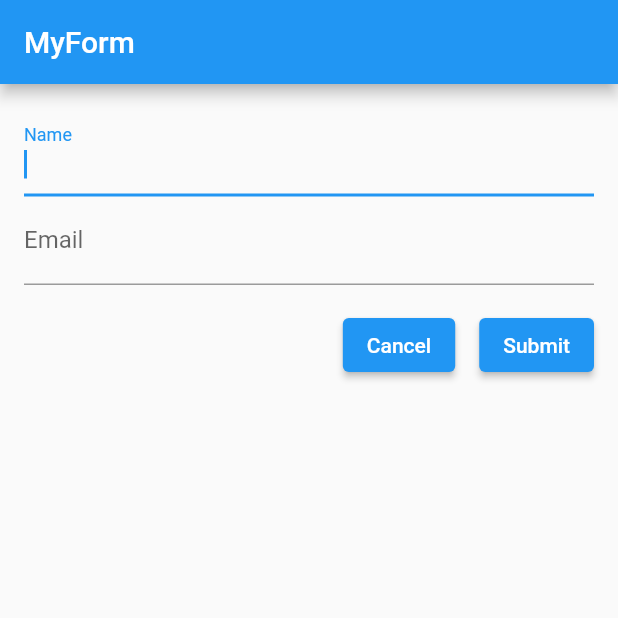
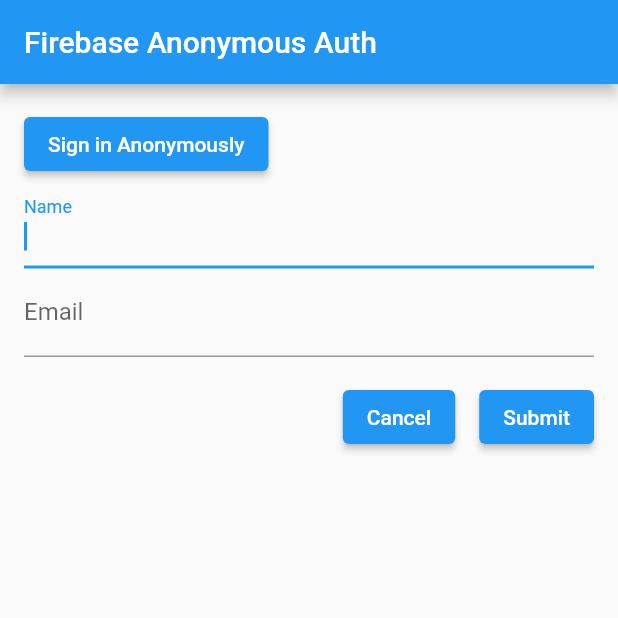
Before and after one commit to carljdp/flutter_xplat_forms, a Flutter app: the screen it shows after launch, on a phone screen of 412 x 824 dp, the top half of it. Run offline on Flutter 3.47's test engine with Material 2 defaults, Android fonts, the phone set to English and light mode, and no system bars; our stand-ins replace firebase_auth, firebase_core; accounts and stored records are empty.

Commit message:
experimental firebase anonymous auth

```diff
--- a/lib/main.dart
+++ b/lib/main.dart
@@ -1,7 +1,17 @@
 import 'package:flutter/material.dart';
 import 'package:flutter/services.dart';
+import 'package:firebase_core/firebase_core.dart';
+import 'package:firebase_auth/firebase_auth.dart';
+import 'firebase_options.dart';
 
-void main() {
+Future<void> main() async {
+  WidgetsFlutterBinding.ensureInitialized();
+  await Firebase.initializeApp(
+    options: DefaultFirebaseOptions.currentPlatform,
+  );
+  // Ideal time to initialize
+  await FirebaseAuth.instance.useAuthEmulator('localhost', 9099);
+
   runApp(const MyApp());
 }
 
@@ -12,19 +22,21 @@
   Widget build(BuildContext context) {
     return const MaterialApp(
       title: 'MyForm',
-      home: MyForm(),
+      home: HomeScreen(),
     );
   }
 }
 
-class MyForm extends StatefulWidget {
-  const MyForm({super.key});
+class HomeScreen extends StatefulWidget {
+  const HomeScreen({super.key});
 
   @override
-  MyFormState createState() => MyFormState();
+  HomeScreenState createState() => HomeScreenState();
 }
 
-class MyFormState extends State<MyForm> {
+class HomeScreenState extends State<HomeScreen> {
+  final FirebaseAuth _auth = FirebaseAuth.instance;
+
   final GlobalKey<FormState> _formKey = GlobalKey<FormState>();
   final FocusNode _nameFocus = FocusNode();
   final FocusNode _emailFocus = FocusNode();
@@ -32,6 +44,9 @@
   @override
   void initState() {
     super.initState();
+
+    // TODO: 3s delay is a bit long, investigate other methods
+    // - or perhaps it's just this slow in dev/debug modes?
     Future.delayed(const Duration(milliseconds: 3000), () {
       FocusScope.of(context).requestFocus(_nameFocus);
     });
@@ -47,7 +62,7 @@
         }
       },
       child: Scaffold(
-        appBar: AppBar(title: const Text('MyForm')),
+        appBar: AppBar(title: const Text('Firebase Anonymous Auth')),
         body: Form(
           key: _formKey,
           child: Padding(
@@ -55,6 +70,14 @@
             child: Column(
               crossAxisAlignment: CrossAxisAlignment.start,
               children: [
+                ElevatedButton(
+                  onPressed: () async {
+                    UserCredential userCredential =
+                        await _auth.signInAnonymously();
+                    print("User ID: ${userCredential.user?.uid}\n");
+                  },
+                  child: const Text('Sign in Anonymously'),
+                ),
                 TextFormField(
                   focusNode: _nameFocus,
                   decoration: const InputDecoration(labelText: 'Name'),
```
Also changed, not shown: firebase.json, 1 other file.
